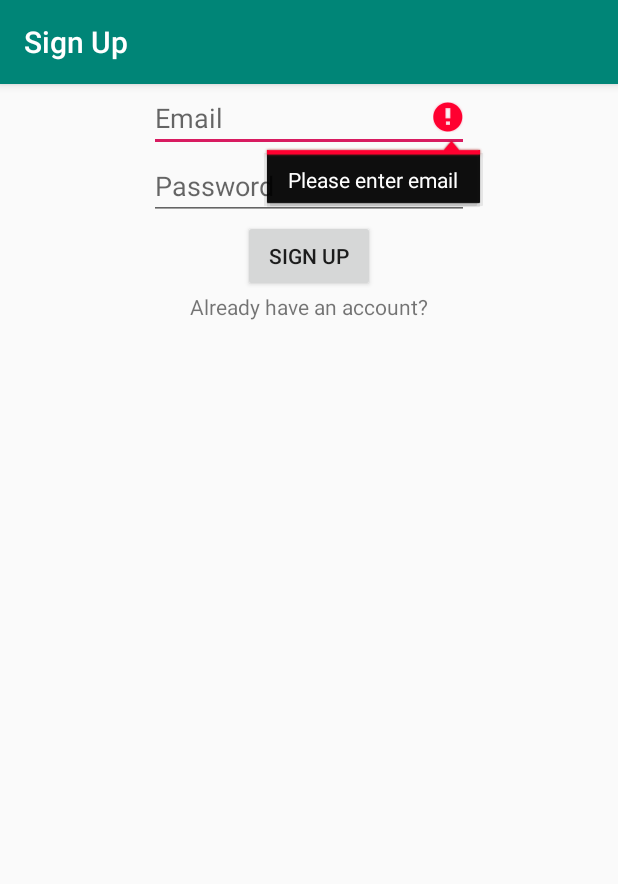
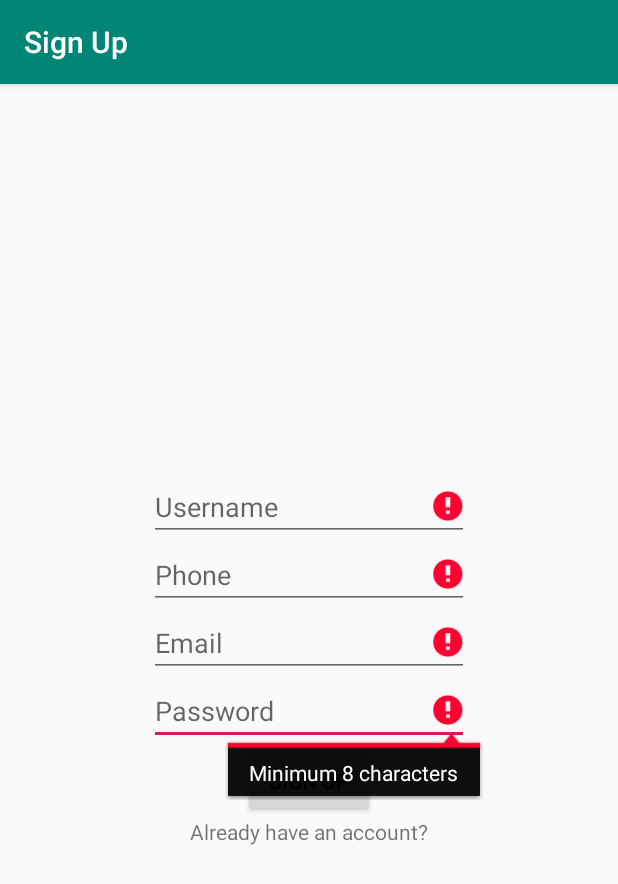
Before and after one commit to eleabil/Mobile, an Android app: the screen it shows after launch (MainActivity), after a tap on "SIGN UP", on a phone screen of 412 x 824 dp. Shown: the top 884 px of the screen. Run offline under Robolectric (Android 15) with nearby library versions, the phone set to English and light mode, and no system bars; our stand-ins replace Firebase (no records; nobody signed in at launch, a user with empty details on screens opened directly).

Commit message:
Full sign up form, no material validation

```diff
--- a/app/src/main/java/com/example/firebaseauth/HomePageActivity.java
+++ b/app/src/main/java/com/example/firebaseauth/HomePageActivity.java
@@ -25,7 +25,7 @@ public class HomePageActivity extends AppCompatActivity {
         final FirebaseUser user = FirebaseAuth.getInstance().getCurrentUser();
 
         if(user!=null){
-            name.setText(user.getEmail());
+            name.setText(user.getDisplayName());
         }else {
             Toast.makeText(HomePageActivity.this, "Error", Toast.LENGTH_LONG).show();
         }
--- a/app/src/main/java/com/example/firebaseauth/MainActivity.java
+++ b/app/src/main/java/com/example/firebaseauth/MainActivity.java
@@ -5,6 +5,7 @@ import androidx.appcompat.app.AppCompatActivity;
 
 import android.content.Intent;
 import android.os.Bundle;
+import android.util.Log;
 import android.view.View;
 import android.widget.Button;
 import android.widget.EditText;
@@ -15,10 +16,12 @@ import com.google.android.gms.tasks.OnCompleteListener;
 import com.google.android.gms.tasks.Task;
 import com.google.firebase.auth.AuthResult;
 import com.google.firebase.auth.FirebaseAuth;
+import com.google.firebase.auth.FirebaseUser;
+import com.google.firebase.auth.UserProfileChangeRequest;
 
 public class MainActivity extends AppCompatActivity {
 
-    private EditText emailField, passwordField;
+    private EditText emailField, passwordField, usernameField, phoneField;
     private FirebaseAuth auth;
 
     @Override
@@ -29,15 +32,20 @@ public class MainActivity extends AppCompatActivity {
         auth = FirebaseAuth.getInstance();
         emailField = findViewById(R.id.signup_activity_email);
         passwordField = findViewById(R.id.signup_activity_password);
+        usernameField = findViewById(R.id.signup_activity_username);
+        phoneField = findViewById(R.id.signup_activity_phone);
         Button signupBtn = findViewById(R.id.signup_activity_signupBtn);
         TextView loginLink = findViewById(R.id.signup_activity_loginLink);
+
 
         signupBtn.setOnClickListener(new View.OnClickListener() {
             @Override
             public void onClick(View view) {
                 final String email = emailField.getText().toString();
                 final String password = passwordField.getText().toString();
-                signUp(email, password);
+                final String username = usernameField.getText().toString();
+                final String phone = phoneField.getText().toString();
+                signUp(email, password, username, phone);
             }
         });
 
@@ -50,27 +58,79 @@ public class MainActivity extends AppCompatActivity {
 
     }
 
-    private void signUp(final String email, final String password){
-        if(email.isEmpty()){
-            emailField.setError("Please enter email");
-            emailField.requestFocus();
-        }
-        else if (password.isEmpty()){
-            passwordField.setError("Please enter password");
-            passwordField.requestFocus();
-        }
-        else {
+    private void signUp(final String email, final String password, final String username, final String phone){
+
+        if (!isValid(email, password, username, phone)){
+            Log.i("Tag", "Validation error");
+        } else {
             auth.createUserWithEmailAndPassword(email, password).addOnCompleteListener(MainActivity.this, new OnCompleteListener<AuthResult>() {
                 @Override
                 public void onComplete(@NonNull Task<AuthResult> task) {
                     if (!task.isSuccessful()){
                         Toast.makeText(MainActivity.this, "Sign Up is unsuccessful", Toast.LENGTH_LONG).show();
                     }else{
-                        startActivity(new Intent(MainActivity.this, HomePageActivity.class));
+                        onCompleteSuccess(username);
                     }
 
                 }
             });
         }
     }
+
+    public boolean isValid(final String email, final String password, final String username, final String phone){
+        boolean isValid = true;
+
+        if (!username.matches("^[A-Za-z]+$")) {
+            usernameField.setError("Please enter username");
+            usernameField.requestFocus();
+            isValid = false;
+        } else {
+            usernameField.setError(null);
+        }
+
+        if (phone.isEmpty() || (!phone.matches("^[0-9]$") && phone.length() < 10)) {
+            phoneField.setError("Please enter valid phone number");
+            phoneField.requestFocus();
+            isValid = false;
+        } else {
+            phoneField.setError(null);
+        }
+
+        if (email.isEmpty() || !android.util.Patterns.EMAIL_ADDRESS.matcher(email).matches()) {
+            emailField.setError("Please enter a valid email");
+            emailField.requestFocus();
+            isValid = false;
+        } else {
+            emailField.setError(null);
+        }
+
+        if (password.isEmpty() || password.length() < 8) {
+            passwordField.setError("Minimum 8 characters");
+            passwordField.requestFocus();
+            isValid = false;
+        } else {
+            passwordField.setError(null);
+        }
+
+        return isValid;
+    }
+
+    private void onCompleteSuccess(final String username) {
+        FirebaseUser user = auth.getCurrentUser();
+        UserProfileChangeRequest profileUpdates = new UserProfileChangeRequest.Builder()
+                .setDisplayName(username).build();
+
+
+        if (user != null) {
+            user.updateProfile(profileUpdates).addOnCompleteListener(new OnCompleteListener<Void>() {
+                        @Override
+                        public void onComplete(@NonNull Task<Void> task) {
+                            if (task.isSuccessful()) {
+                                MainActivity.this.startActivity(new Intent(MainActivity.this, HomePageActivity.class));
+                            }
+                        }
+                    });
+        }
+    }
+
 }
--- a/app/src/main/res/layout/activity_home_page.xml
+++ b/app/src/main/res/layout/activity_home_page.xml
@@ -4,6 +4,7 @@
     android:layout_width="match_parent"
     android:layout_height="match_parent"
     android:orientation="vertical"
+    android:gravity="center"
     tools:context=".HomePageActivity">
 
     <TextView
@@ -20,6 +21,7 @@
         android:layout_height="wrap_content"
         android:layout_gravity="center"
         android:textSize="24sp"
+        android:layout_marginTop="20sp"
         />
 
     <Button
@@ -27,6 +29,7 @@
         android:layout_width="wrap_content"
         android:layout_height="wrap_content"
         android:text="@string/logout"
-        android:layout_gravity="center" />
+        android:layout_gravity="center"
+        android:layout_marginTop="70sp"/>
 
 </LinearLayout>
--- a/app/src/main/res/layout/activity_login.xml
+++ b/app/src/main/res/layout/activity_login.xml
@@ -5,6 +5,7 @@
     android:layout_width="match_parent"
     android:layout_height="match_parent"
     android:orientation="vertical"
+    android:gravity="center"
     tools:context=".LoginActivity">
 
     <EditText
--- a/app/src/main/res/layout/activity_main.xml
+++ b/app/src/main/res/layout/activity_main.xml
@@ -6,7 +6,30 @@
     android:layout_width="match_parent"
     android:layout_height="match_parent"
     android:orientation="vertical"
+    android:gravity="center"
     tools:context=".MainActivity">
+
+    <EditText
+    android:id="@+id/signup_activity_username"
+    android:layout_width="wrap_content"
+    android:layout_height="wrap_content"
+    android:ems="10"
+    android:hint="@string/username"
+    android:inputType="text"
+    tools:ignore="Autofill,LabelFor"
+    android:layout_gravity="center"
+    />
+
+    <EditText
+        android:id="@+id/signup_activity_phone"
+        android:layout_width="wrap_content"
+        android:layout_height="wrap_content"
+        android:ems="10"
+        android:hint="@string/phone"
+        android:inputType="phone"
+        tools:ignore="Autofill,LabelFor"
+        android:layout_gravity="center"
+        />
 
     <EditText
         android:id="@+id/signup_activity_email"
--- a/app/src/main/res/values/strings.xml
+++ b/app/src/main/res/values/strings.xml
@@ -1,6 +1,5 @@
 <resources>
     <string name="app_name">FirebaseAuth</string>
-    <string name="email">Email</string>
     <string name="password">Password</string>
     <string name="signup">Sign Up</string>
     <string name="have_acc_link">Already have an account?</string>
@@ -8,4 +7,7 @@
     <string name="logout">Log Out</string>
     <string name="not_registered_link">Not registered yet? Sign Up!</string>
     <string name="successfull_login">Welcome!</string>
+    <string name="email">Email</string>
+    <string name="username">Username</string>
+    <string name="phone">Phone</string>
 </resources>
```
Also changed, not shown: app/src/main/java/com/example/firebaseauth/LoginActivity.java (+11 -8 lines).
